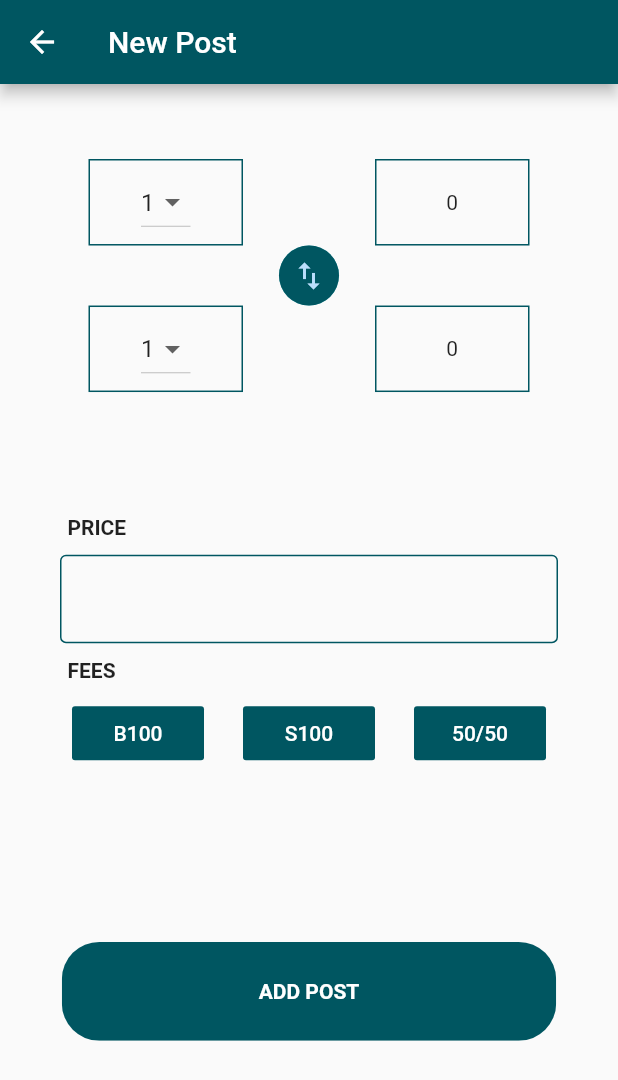
After one commit to ahmmosaad/flutter-UIs-Practice, a Flutter app: the CurrancyHome screen opened directly, after a tap on "Comment", after a tap on the "add circle" icon, on a phone screen of 412 x 824 dp. The commit adds this screen. Shown: the top 1080 px of the screen. Run offline on Flutter 3.47's test engine with Material 2 defaults, Android fonts, the phone set to English and light mode, and no system bars; our stand-ins replace font_awesome_flutter.

Commit message:
add new post screen

```diff
--- a/lib/homepage.dart
+++ b/lib/homepage.dart
@@ -4,6 +4,8 @@ import 'package:ui_practice/lamb_shop/consts.dart';
 import 'package:ui_practice/lamb_shop/home_lamb.dart';
 import 'package:ui_practice/lighting_product/const_lighting.dart';
 import 'package:ui_practice/lighting_product/home_lighting.dart';
+import 'package:ui_practice/others/const.dart';
+import 'package:ui_practice/others/currancy_post.dart';
 
 
 
@@ -17,7 +19,8 @@ class HomePage extends StatelessWidget {
       body: Container(
         width: double.infinity,
         child: Column(
-      crossAxisAlignment: CrossAxisAlignment.center,
+          mainAxisAlignment: MainAxisAlignment.center,
+          crossAxisAlignment: CrossAxisAlignment.center,
           children: [
             MaterialButton(
               color: lambBackColor,
@@ -30,7 +33,13 @@ class HomePage extends StatelessWidget {
                 child: Text('Lighting Product'),
                 onPressed: (){
                   Navigator.push(context, MaterialPageRoute(builder: (context)=> HomeLighting()));
-                })
+                }),
+            MaterialButton(
+                color: pDark,
+                child: Text('Currancy Post'),
+                onPressed: (){
+                  Navigator.push(context, MaterialPageRoute(builder: (context)=> CurrancyHome()));
+                }),
           ],
         ),
       ),
--- a/lib/lighting_product/product_details.dart
+++ b/lib/lighting_product/product_details.dart
@@ -215,6 +215,7 @@ class CurvedSideContainer extends CustomPainter{
 
      var path = Path();
 
+
      path.moveTo(0, size.height *.35);
      path.relativeCubicTo(
          size.width *.05, size.height * .15,
@@ -223,9 +224,6 @@ class CurvedSideContainer extends CustomPainter{
      path.lineTo(size.width, 0);
      path.lineTo(0, 0);
      canvas.drawPath(path, paint);
-
-
-
   }
 
   @override
@@ -248,7 +246,6 @@ class ColorContainer extends StatefulWidget {
   @override
   _ColorContainerState createState() => _ColorContainerState();
 }
-
 class _ColorContainerState extends State<ColorContainer> {
 
 
--- /dev/null
+++ b/lib/others/const.dart
@@ -0,0 +1,8 @@
+
+
+
+import 'dart:ui';
+
+Color primary = Color(0xff00838e);
+Color pLight = Color(0xff4fb3be);
+Color pDark = Color(0xff005661);
--- /dev/null
+++ b/lib/others/creat_post.dart
@@ -0,0 +1,195 @@
+import 'package:flutter/cupertino.dart';
+import 'package:flutter/material.dart';
+import 'package:flutter/rendering.dart';
+import 'package:ui_practice/others/const.dart';
+
+class CreatePost extends StatefulWidget {
+  @override
+  _CreatePostState createState() => _CreatePostState();
+}
+
+int firstItem = 0;
+int secondItem = 0;
+int thirdItem = 0;
+
+class _CreatePostState extends State<CreatePost> {
+  @override
+  Widget build(BuildContext context) {
+
+    var size = MediaQuery.of(context).size;
+
+
+
+    return Scaffold(
+      appBar: AppBar(
+        title: Text('New Post'),
+        backgroundColor: pDark,
+      ),
+      body: Container(
+        padding: EdgeInsets.only(top: 50, left: 15,right: 15, bottom: 15),
+        height: size.height,
+        width: size.width,
+        child: Column(
+
+          children: [
+            Row(
+              mainAxisAlignment: MainAxisAlignment.spaceAround,
+              children: [
+                Flexible(
+                  child: Container(
+                    height: size.height * .07,
+                    width: size.width / 4,
+                    decoration: BoxDecoration(
+                      border: Border.all(color: pDark),
+
+                    ),
+                    child: Center(
+                      child: DropdownButton(
+                        elevation: 0,
+                        dropdownColor: pLight,
+                        items: [
+                          DropdownMenuItem(child: Text('1'),value: 1, ),
+                          DropdownMenuItem(child: Text('2'),value: 2, ),
+                          DropdownMenuItem(child: Text('3'),value: 3, ),
+                        ], onChanged: (v){
+                        setState(() {
+                          firstItem = v;
+                        });
+                      },
+                        value: 1,
+
+                      ),
+                    ),
+                  ),
+                ),
+                Flexible(
+                  child: Container(
+                    height: size.height * .07,
+                    width: size.width / 4,
+                    decoration: BoxDecoration(
+                      border: Border.all(color: pDark),
+
+                    ),
+                    child: Center(
+                      child: Text('$firstItem'),
+                    ),
+                  ),
+                ),
+
+              ],
+            ),
+            CircleAvatar(
+              backgroundColor: pLight,
+              child: CircleAvatar(
+                  backgroundColor: pDark,
+                  child: Icon(Icons.import_export)),
+            ),
+            Row(
+              mainAxisAlignment: MainAxisAlignment.spaceAround,
+              children: [
+                Flexible(
+                  child: Container(
+                    height: size.height * .07,
+                    width: size.width / 4,
+                    decoration: BoxDecoration(
+                      border: Border.all(color: pDark),
+
+                    ),
+                    child: Center(
+                      child: DropdownButton(
+                        elevation: 0,
+                        dropdownColor: pLight,
+                        items: [
+                        DropdownMenuItem(child: Text('1'),value: 1, ),
+                        DropdownMenuItem(child: Text('2'),value: 2, ),
+                        DropdownMenuItem(child: Text('3'),value: 3, ),
+                      ], onChanged: (v){
+                        setState(() {
+                          secondItem = v;
+                        });
+                      },
+                        value: 1,
+
+                      ),
+                    ),
+                  ),
+                ),
+                Flexible(
+                  child: Container(
+                    height: size.height * .07,
+                    width: size.width / 4,
+                    decoration: BoxDecoration(
+                      border: Border.all(color: pDark),
+
+                    ),
+                    child: Center(
+                      child: Text('$secondItem'),
+                    ),
+                  ),
+                ),
+
+              ],
+            ),
+            SizedBox(height: size.height * .1,),
+            Row(
+              mainAxisAlignment: MainAxisAlignment.spaceAround,
+              children: [
+                Padding(
+                  padding: const EdgeInsets.only(left:30),
+                  child: Text('PRICE', style: TextStyle(fontWeight: FontWeight.bold),),
+                ),
+                Expanded(child: SizedBox()),
+              ],
+            ),
+            Padding(
+              padding: const EdgeInsets.only(left: 25.0, right: 25, top: 10),
+              child: TextField(
+                cursorColor: pDark,
+                  decoration: InputDecoration(
+                  enabledBorder: OutlineInputBorder(borderSide: BorderSide(color: pDark)),
+                  focusedBorder:OutlineInputBorder(borderSide: BorderSide(color: pLight)))
+
+      ),
+                ),
+            Row(
+              mainAxisAlignment: MainAxisAlignment.spaceAround,
+              children: [
+                Padding(
+                  padding: const EdgeInsets.only(left:30, top: 10),
+                  child: Text('FEES', style: TextStyle(fontWeight: FontWeight.bold),),
+                ),
+                Expanded(child: SizedBox()),
+              ],
+            ),
+            Padding(
+              padding: const EdgeInsets.only(left: 20, top: 10, right: 20),
+              child: Row(
+                mainAxisAlignment: MainAxisAlignment.spaceAround,
+                children: [
+                  FlatButton(onPressed: (){}, child: Text('B100', style: TextStyle(color: Colors.white),), color: pDark,),
+                  FlatButton(onPressed: (){}, child: Text('S100', style: TextStyle(color: Colors.white),), color: pDark,),
+                  FlatButton(onPressed: (){}, child: Text('50/50', style: TextStyle(color: Colors.white),), color: pDark,),
+
+                ],
+              ),
+            ),
+            Expanded(
+              child: Center(
+                child: ClipRRect(
+                  borderRadius: BorderRadius.circular(25),
+                  child: Container(
+                    color: pDark,
+                    height: size.height * 0.08,
+                    width: size.width * .8,
+                    child: Center(child: Text('ADD POST', style: TextStyle(fontWeight: FontWeight.bold, color: Colors.white),)),
+                  ),
+                ),
+              ),
+            )
+
+          ],
+        ),
+      ),
+    );
+  }
+}
--- /dev/null
+++ b/lib/others/currancy_post.dart
@@ -0,0 +1,189 @@
+import 'package:flutter/cupertino.dart';
+import 'package:flutter/material.dart';
+import 'package:ui_practice/others/const.dart';
+import 'package:ui_practice/others/creat_post.dart';
+
+
+class CurrancyHome extends StatelessWidget {
+  @override
+  Widget build(BuildContext context) {
+
+    var size = MediaQuery.of(context).size;
+
+    final String operationNum = '#13213';
+    final String date = '12/10/20';
+    final String dollares = '\$100';
+    final String pounds = '100 LE';
+    final String transferValue  = '\$18';
+
+
+    return Scaffold(
+      appBar: AppBar(
+        leading: IconButton(icon: Icon(Icons.add_circle), onPressed: (){
+          Navigator.push(context, MaterialPageRoute(builder: (c)=> CreatePost()));
+        }),
+      ),
+      body: Container(
+        padding: EdgeInsets.all(15),
+        height: size.height,
+        width: size.width,
+        child: Center(
+          child:
+            NewPost(size: size, operationNum: operationNum, dollares: dollares, transferValue: transferValue, date: date, pounds: pounds),
+
+
+
+        ),
+
+      ),
+    );
+  }
+}
+
+class NewPost extends StatelessWidget {
+  const NewPost({
+    Key key,
+    @required this.size,
+    @required this.operationNum,
+    @required this.dollares,
+    @required this.transferValue,
+    @required this.date,
+    @required this.pounds,
+  }) : super(key: key);
+
+  final Size size;
+  final String operationNum;
+  final String dollares;
+  final String transferValue;
+  final String date;
+  final String pounds;
+
+  @override
+  Widget build(BuildContext context) {
+    return Container(
+      height:   size.height * .32,
+      decoration: BoxDecoration(
+        border: Border.all(
+          color: Colors.black12
+        ),
+      ),
+      child: Column(
+        mainAxisAlignment: MainAxisAlignment.center,
+        children: [
+          Container(
+            padding: EdgeInsets.all(15),
+            height: size.height * .25,
+            width: size.width,
+            decoration: BoxDecoration(
+              borderRadius: BorderRadius.all(Radius.circular(25)),
+              color: pDark
+            ),
+            child: Row(
+              mainAxisAlignment: MainAxisAlignment.spaceAround,
+              children: [
+                Column(
+                  mainAxisAlignment: MainAxisAlignment.spaceAround,
+                  children: [
+                    Text(operationNum, style: TextStyle(fontSize: 18, fontWeight: FontWeight.bold, color: Colors.white60),),
+                    CircleAvatar(
+                      radius: 30,
+                      backgroundColor: pLight,
+                    ),
+                    Text(dollares, style: TextStyle(fontSize: 16,  color: Colors.white),)
+                  ],
+                ),
+                Column(
+                  mainAxisAlignment: MainAxisAlignment.spaceEvenly,
+                  children: [
+                    Spacer(flex: 3,),
+                    Text('Sell', style: TextStyle(fontSize: 14,  color: Colors.white70),),
+                    CircleAvatar(
+                      backgroundColor: pLight,
+                      child: CircleAvatar(
+                          backgroundColor: pDark,
+                          child: Icon(Icons.import_export)),
+                    ),
+                    Text('Buy', style: TextStyle(fontSize: 14,  color: Colors.white70),),
+                    Spacer(),
+                    Text(transferValue, style: TextStyle(fontSize: 16,  color: Colors.white),),
+                    Spacer(),
+                  ],
+                ),
+                Column(
+                  mainAxisAlignment: MainAxisAlignment.spaceAround,
+                  children: [
+                    Text(date, style: TextStyle(fontSize: 18, fontWeight: FontWeight.bold, color: Colors.white60),),
+                    CircleAvatar(
+                      radius: 30,
+                      backgroundColor: pLight,
+                    ),
+                    Text(pounds, style: TextStyle(fontSize: 16,  color: Colors.white),)
+                  ],
+                ),
+
+              ],
+            ),
+          ),
+          Comment(size: size,),
+        ],
+      ),
+    );
+  }
+}
+
+class Comment extends StatefulWidget {
+  final Size size;
+  const Comment({
+    this.size
+
+  });
+
+  @override
+  _CommentState createState() => _CommentState();
+}
+
+class _CommentState extends State<Comment> {
+  @override
+
+   bool clickedCOmment = false;
+
+  Widget build(BuildContext context) {
+    return GestureDetector(
+      onTap: (){
+        setState(() {
+          clickedCOmment = !clickedCOmment;
+          print(clickedCOmment);
+        });
+      },
+      child: clickedCOmment ?
+      Container(
+        width: widget.size.width * .7,
+        height: widget.size.height * .065,
+        decoration: BoxDecoration(
+          color: primary,
+            borderRadius: BorderRadius.only(bottomLeft: Radius.circular(12), bottomRight: Radius.circular(12))
+
+        ),
+        child: Padding(
+          padding: const EdgeInsets.all(8.0),
+          child: TextField(
+            cursorColor: Colors.white54,
+            decoration: InputDecoration(
+              hintText: 'Type Your Comment',
+              hintStyle: TextStyle(fontSize: 12, fontWeight: FontWeight.bold, color: Colors.white54,),
+              focusedBorder: InputBorder.none,
+            ),
+          ),
+        ),
+      ) :Container(
+        height:40,
+        width: widget.size.width * .35,
+        decoration: BoxDecoration(
+          color: primary,
+          borderRadius: BorderRadius.only(bottomLeft: Radius.circular(12), bottomRight: Radius.circular(12))
+        ),
+        child: Center(child: Text('Comment', style: TextStyle(color: Colors.white, letterSpacing: 1.5),)),
+      ),
+    );
+  }
+}
```
